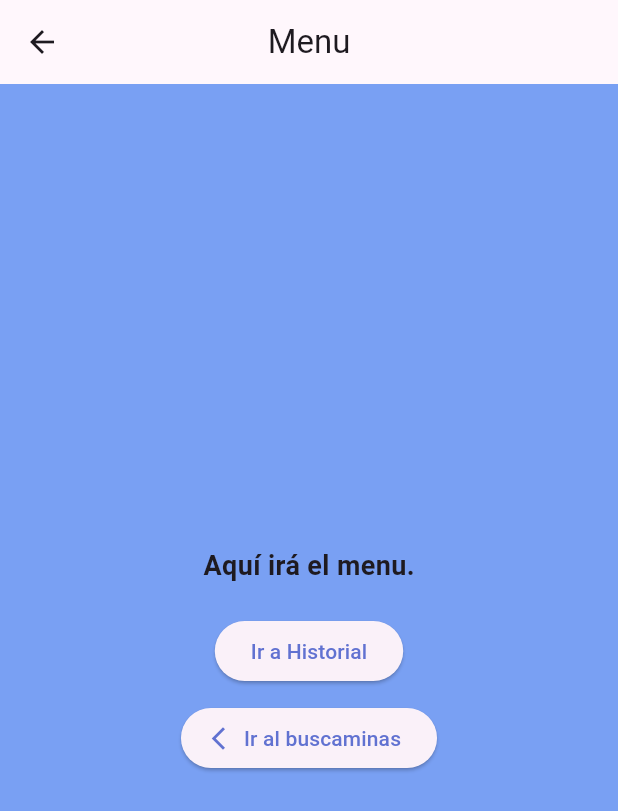
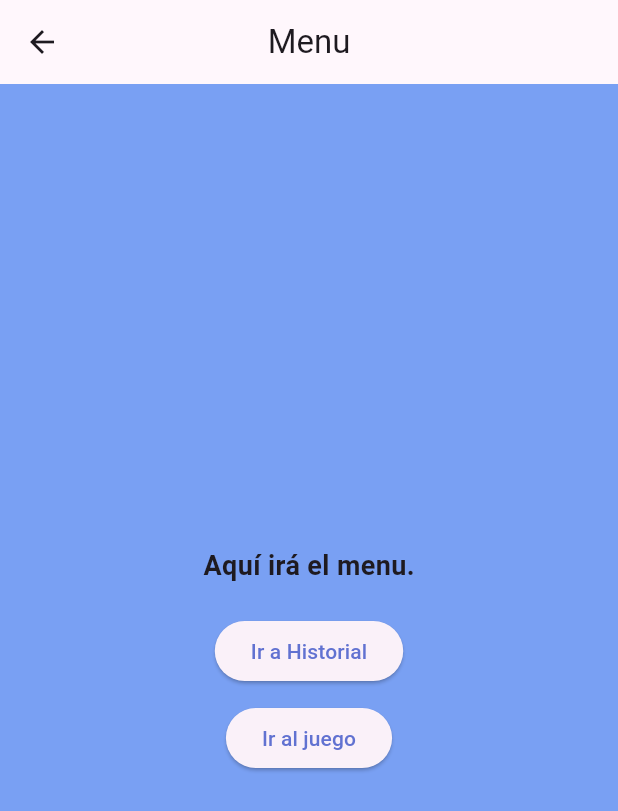
Before and after one commit to MariaJoseParedes/3479A321_2023479052, a Flutter app: the MinesweeperScreen screen opened by its route, after a tap on the "offline pin" icon, on a phone screen of 412 x 824 dp. Shown: the top 811 px of the screen. Run offline on Flutter 3.47's test engine with Material 3 defaults, Android fonts, the phone set to English and light mode, and no system bars; our stand-ins replace font_awesome_flutter, google_fonts, logger.

Commit message:
uso de parametro arguments en menu_screen y minesweeper

```diff
--- a/lib/main.dart
+++ b/lib/main.dart
@@ -1,10 +1,8 @@
 import 'package:flutter/material.dart';
-import 'package:font_awesome_flutter/font_awesome_flutter.dart'; //para los iconos jje
-import 'package:google_fonts/google_fonts.dart';
+//para los iconos jje
 import 'package:logger/logger.dart';
 import 'package:my_app/ui/screens/about.dart';
 import 'package:my_app/ui/screens/minesweeper_screen.dart';
-import 'package:my_app/ui/widgets/mine_cell.dart';
 import 'package:my_app/ui/screens/history_screen.dart';
 import 'package:my_app/ui/screens/menu_screen.dart';
 
--- a/lib/ui/screens/about.dart
+++ b/lib/ui/screens/about.dart
@@ -3,7 +3,7 @@ import 'package:font_awesome_flutter/font_awesome_flutter.dart';
 import 'package:google_fonts/google_fonts.dart';
 
 class AboutScreen extends StatelessWidget {
-  const AboutScreen({Key? key}) : super(key: key);
+  const AboutScreen({super.key});
 
   @override
   Widget build(BuildContext context) {
--- a/lib/ui/screens/history_screen.dart
+++ b/lib/ui/screens/history_screen.dart
@@ -1,7 +1,7 @@
 import 'package:flutter/material.dart';
 
 class HistoryScreen extends StatelessWidget {
-const HistoryScreen({Key? key}) : super(key: key);
+const HistoryScreen({super.key});
 
 @override
 Widget build(BuildContext context) {
--- a/lib/ui/screens/menu_screen.dart
+++ b/lib/ui/screens/menu_screen.dart
@@ -1,15 +1,12 @@
 import 'package:flutter/material.dart';
 
 class MenuScreen extends StatelessWidget {
-  const MenuScreen({Key? key}) : super(key: key);
+  const MenuScreen({super.key});
 
   @override
   Widget build(BuildContext context) {
     return Scaffold(
-      appBar: AppBar(
-        title: const Text('Menu'),
-        centerTitle: true,
-      ),
+      appBar: AppBar(title: const Text('Menu'), centerTitle: true),
       body: Center(
         // Usamos Column para poner un widget debajo de otro
         child: Column(
@@ -19,7 +16,9 @@ class MenuScreen extends StatelessWidget {
               'Aquí irá el menu.',
               style: TextStyle(fontSize: 18, fontWeight: FontWeight.bold),
             ),
-            const SizedBox(height: 20), // Un pequeño espacio entre el texto y los botones
+            const SizedBox(
+              height: 20,
+            ), // Un pequeño espacio entre el texto y los botones
 
             ElevatedButton(
               onPressed: () => Navigator.pushNamed(context, '/history'),
@@ -28,10 +27,13 @@ class MenuScreen extends StatelessWidget {
 
             const SizedBox(height: 10), // Espacio entre botones
 
-            ElevatedButton.icon(
-              onPressed: () => Navigator.pop(context),
-              icon: const Icon(Icons.arrow_back_ios_new),
-              label: const Text('Ir al buscaminas'),
+            ElevatedButton(
+              onPressed: () => Navigator.pushNamed(
+                context,
+                '/game',
+                arguments: {'difficulty': 'Facil', 'gridSize': 8},
+              ),
+              child: const Text('Ir al juego'),
             ),
           ],
         ),
--- a/lib/ui/screens/minesweeper_screen.dart
+++ b/lib/ui/screens/minesweeper_screen.dart
@@ -3,12 +3,18 @@ import 'package:font_awesome_flutter/font_awesome_flutter.dart';
 import 'package:google_fonts/google_fonts.dart';
 import 'package:my_app/ui/widgets/mine_cell.dart';
 import 'dart:math' as math;
+import 'package:my_app/ui/screens/menu_screen.dart';
 
 class MinesweeperScreen extends StatelessWidget {
-  const MinesweeperScreen({Key? key}) : super(key: key);
+  const MinesweeperScreen({super.key});
 
   @override
   Widget build(BuildContext context) {
+    final args =
+        ModalRoute.of(context)?.settings.arguments as Map<String, dynamic>?;
+
+    final String difficulty = args?['difficulty'] ?? 'Desconocida';
+    final int gridSize = args?['gridSize'] ?? 8;
     return Scaffold(
       appBar: AppBar(
         title: Text(
@@ -33,7 +39,6 @@ class MinesweeperScreen extends StatelessWidget {
               Navigator.pushNamed(context, '/menu');
             },
           ),
-
         ],
       ),
       body: SafeArea(
--- a/lib/ui/widgets/mine_cell.dart
+++ b/lib/ui/widgets/mine_cell.dart
@@ -2,7 +2,7 @@ import 'package:flutter/material.dart';
 
 class MineCell extends StatelessWidget {
   final int index;
-  const MineCell({Key? key, required this.index}) : super(key: key);
+  const MineCell({super.key, required this.index});
 
   @override
   Widget build(BuildContext context) {
```
